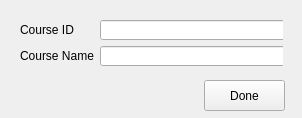
First picture: the form in course.ui, repository RegeyNicole0/SSISV2, before the edit.
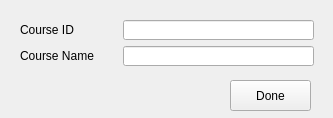
Second picture: the form after the edit.

Patch:
```diff
--- a/course.ui
+++ b/course.ui
@@ -9,19 +9,19 @@
    <rect>
     <x>0</x>
     <y>0</y>
-    <width>302</width>
+    <width>333</width>
     <height>118</height>
    </rect>
   </property>
   <property name="minimumSize">
    <size>
-    <width>302</width>
+    <width>333</width>
     <height>118</height>
    </size>
   </property>
   <property name="maximumSize">
    <size>
-    <width>302</width>
+    <width>333</width>
     <height>118</height>
    </size>
   </property>
@@ -32,7 +32,7 @@
    <widget class="QPushButton" name="course_done">
     <property name="geometry">
      <rect>
-      <x>204</x>
+      <x>230</x>
       <y>80</y>
       <width>81</width>
       <height>31</height>
@@ -42,12 +42,12 @@
      <string>Done</string>
     </property>
    </widget>
-   <widget class="QWidget" name="">
+   <widget class="QWidget" name="layoutWidget">
     <property name="geometry">
      <rect>
       <x>20</x>
       <y>20</y>
-      <width>263</width>
+      <width>294</width>
       <height>48</height>
      </rect>
     </property>
```
